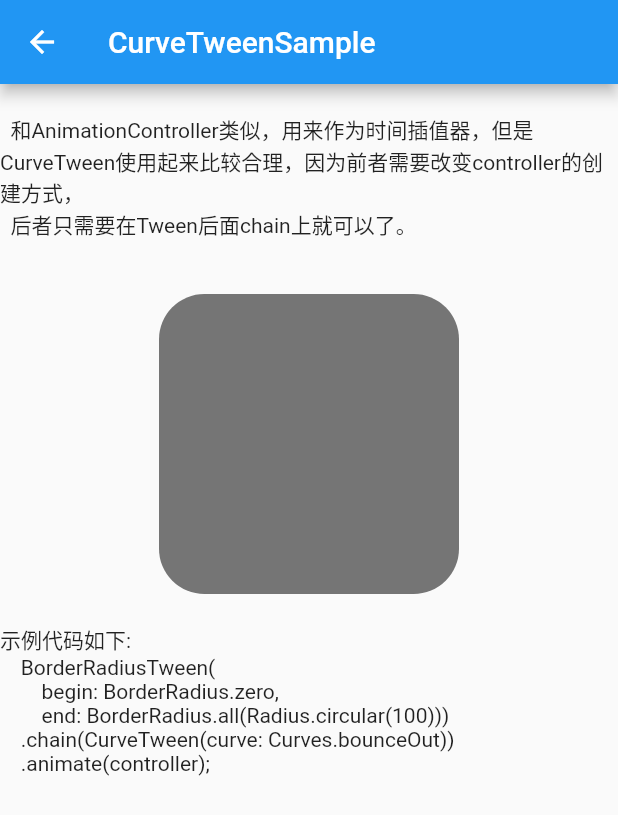
After one commit to LittleMango/flutter_widget_sample, a Flutter app: the CurveTweenSample screen opened by its route, on a phone screen of 412 x 824 dp. The commit adds this screen. Shown: the top 815 px of the screen. Run offline on Flutter 3.47's test engine with Material 2 defaults, Android fonts, the phone set to English and light mode, and no system bars.

Commit message:
增加部分C Sample

```diff
--- a/lib/a/animatedSizeSample.dart
+++ b/lib/a/animatedSizeSample.dart
@@ -1,6 +1,5 @@
 import 'package:flutter/material.dart';
 import 'package:flutter_ui_demo/base.dart';
-import 'package:flutter/rendering.dart';
 
 // ignore: must_be_immutable
 class AnimatedSizeSample extends BaseContentApp {
--- /dev/null
+++ b/lib/c/columnSample.dart
@@ -0,0 +1,49 @@
+import 'package:flutter_ui_demo/base.dart';
+import 'package:flutter/material.dart';
+
+// ignore: must_be_immutable
+class ColumnSample extends BaseContentApp {
+  static const String routeName = 'ColumnSample';
+
+  @override
+  String get title => routeName;
+
+  @override
+  Widget get contentWidget => _Sample();
+
+  @override
+  String get desc => '''
+ Column将子widget按列排放
+ 如果子控件放在一个Expanded中，那么会填充满垂直方向空余空间，如果空余控件是无限的，那么会抛异常
+ Column不能滚动，如果需要滚动的话，考虑用ListView
+ 如果需要水平排放控件，可以用Row，
+ 如果只有一个子控件，可以考虑使用Align或者Center
+ 如果超过可用尺寸，则会用黄斜线矩形显示出来，建议用ListView代替。
+  ''';
+
+  @override
+  String get sampleCode => '''
+  Column(
+    children: <Widget>[
+      Text("text1"),
+      Text("text2"),
+      Text("text3"),
+    ],
+  ),
+  ''';
+}
+
+class _Sample extends StatelessWidget {
+  @override
+  Widget build(BuildContext context) {
+    return Center(
+      child: Column(
+        children: <Widget>[
+          Text("text1"),
+          Text("text2"),
+          Text("text3"),
+        ],
+      ),
+    );
+  }
+}
--- /dev/null
+++ b/lib/c/constantTweenSample.dart
@@ -0,0 +1,66 @@
+import 'package:flutter_ui_demo/base.dart';
+import 'package:flutter/material.dart';
+
+// ignore: must_be_immutable
+class ConstantTweenSample extends BaseContentApp {
+  static const String routeName = 'ConstantTweenSample';
+
+  @override
+  String get title => routeName;
+
+  @override
+  Widget get contentWidget => _Sample();
+
+  @override
+  String get desc => '''
+ 常量值的动画，即begin = end，和 alwayStoppedAnimation类似
+  ''';
+
+  @override
+  String get sampleCode => '''
+
+  ''';
+}
+
+class _Sample extends StatefulWidget {
+  @override
+  _SampleState createState() => _SampleState();
+}
+
+class _SampleState extends State<_Sample> with SingleTickerProviderStateMixin {
+  AnimationController _controller;
+  Animation<Color> _animation;
+
+  @override
+  void initState() {
+    super.initState();
+    _controller =
+        AnimationController(vsync: this, duration: Duration(seconds: 1));
+    _animation =
+        ConstantTween(Colors.teal)
+            .animate(_controller);
+    _controller.addListener(() {
+      setState(() {});
+    });
+    _controller.repeat();
+  }
+
+  @override
+  void dispose() {
+    _controller.dispose();
+    super.dispose();
+  }
+
+  @override
+  Widget build(BuildContext context) {
+    return Center(
+      child: Column(
+        children: <Widget>[
+          CircularProgressIndicator(
+            valueColor: _animation,
+          ),
+        ],
+      ),
+    );
+  }
+}
--- /dev/null
+++ b/lib/c/curveTweenSample.dart
@@ -0,0 +1,85 @@
+import 'package:flutter/material.dart';
+import 'package:flutter_ui_demo/base.dart';
+
+// ignore: must_be_immutable
+class CurveTweenSample extends BaseContentApp {
+  static const String routeName = 'CurveTweenSample';
+
+  @override
+  Widget get contentWidget => _Sample();
+
+  @override
+  String get desc => '''
+  和AnimationController类似，用来作为时间插值器，但是CurveTween使用起来比较合理，因为前者需要改变controller的创建方式，
+  后者只需要在Tween后面chain上就可以了。
+  ''';
+
+  @override
+  String get sampleCode => '''
+    BorderRadiusTween(
+        begin: BorderRadius.zero,
+        end: BorderRadius.all(Radius.circular(100)))
+    .chain(CurveTween(curve: Curves.bounceOut))
+    .animate(controller);
+      ''';
+
+  @override
+  String get title => routeName;
+}
+
+class _Sample extends StatefulWidget {
+  @override
+  _SampleState createState() => _SampleState();
+}
+
+class _SampleState extends State<_Sample> with SingleTickerProviderStateMixin {
+  AnimationController controller;
+  Animation<BorderRadius> animation;
+
+  @override
+  void initState() {
+    super.initState();
+    controller = new AnimationController(
+        duration: const Duration(milliseconds: 1000), vsync: this);
+    animation = BorderRadiusTween(
+            begin: BorderRadius.zero,
+            end: BorderRadius.all(Radius.circular(100)))
+        .chain(CurveTween(curve: Curves.bounceOut))
+        .animate(controller);
+    controller.addStatusListener((status) {
+      if (status == AnimationStatus.completed) {
+        controller.reverse();
+      } else if (status == AnimationStatus.dismissed) {
+        controller.forward();
+      }
+    });
+    controller.addListener(() {
+      setState(() {});
+    });
+    controller.forward();
+  }
+
+  @override
+  void dispose() {
+    controller.dispose();
+    super.dispose();
+  }
+
+  @override
+  Widget build(BuildContext context) {
+    return Column(
+      children: <Widget>[
+        Container(
+          foregroundDecoration: BoxDecoration(
+            borderRadius: animation.value,
+            color: Color(0x88000000),
+          ),
+          child: SizedBox(
+            width: 200.0,
+            height: 200.0,
+          ),
+        ),
+      ],
+    );
+  }
+}
--- /dev/null
+++ b/lib/c/curvedAnimationSample.dart
@@ -0,0 +1,85 @@
+import 'package:flutter/material.dart';
+import 'package:flutter_ui_demo/base.dart';
+
+// ignore: must_be_immutable
+class CurvedAnimationSample extends BaseContentApp {
+  static const String routeName = 'CurvedAnimationSample';
+
+  @override
+  Widget get contentWidget => _Sample();
+
+  @override
+  String get desc => '''
+  理解成多样式的插值器，让animationController不再只会线性变化
+  ''';
+
+  @override
+  String get sampleCode => '''
+    tween.animate(
+      new CurvedAnimation(
+       parent: animation,
+       curve: Curves.ease,
+  ),
+),
+      ''';
+
+  @override
+  String get title => routeName;
+}
+
+class _Sample extends StatefulWidget {
+  @override
+  _SampleState createState() => _SampleState();
+}
+
+class _SampleState extends State<_Sample> with SingleTickerProviderStateMixin {
+  AnimationController controller;
+  Animation<BorderRadius> animation;
+
+  @override
+  void initState() {
+    super.initState();
+    controller = new AnimationController(
+        duration: const Duration(milliseconds: 1000), vsync: this);
+    animation = BorderRadiusTween(
+        begin: BorderRadius.zero,
+        end: BorderRadius.all(Radius.circular(100)))
+        .animate(CurvedAnimation(parent: controller, curve: Curves.bounceOut));
+    controller.addStatusListener((status) {
+      if (status == AnimationStatus.completed) {
+        controller.reverse();
+      } else if (status == AnimationStatus.dismissed) {
+        controller.forward();
+      }
+    });
+    controller.addListener(() {
+      setState(() {
+      });
+    });
+    controller.forward();
+  }
+
+  @override
+  void dispose() {
+    controller.dispose();
+    super.dispose();
+  }
+
+  @override
+  Widget build(BuildContext context) {
+    return Column(
+      children: <Widget>[
+        Container(
+          foregroundDecoration: BoxDecoration(
+            borderRadius: animation.value,
+            color: Color(0x88000000),
+          ),
+          child: SizedBox(
+            width: 200.0,
+            height: 200.0,
+          ),
+        ),
+      ],
+    );
+  }
+}
--- a/lib/home.dart
+++ b/lib/home.dart
@@ -1,9 +1,10 @@
 import 'package:flutter/material.dart';
 import 'lib.dart';
+
 // ignore: must_be_immutable
 class Home extends StatelessWidget {
+  List<String> items = getSamples();
 
-  List<String> items = getSamples();
   @override
   Widget build(BuildContext context) {
     return Scaffold(
@@ -26,7 +27,7 @@ class Home extends StatelessWidget {
       children: <Widget>[
         ListTile(
           title: Text(routeName),
-          onTap:  () {
+          onTap: () {
             Navigator.pushNamed(context, routeName);
           },
         ),
@@ -108,6 +109,9 @@ List<String> getSamples() {
   list.add(ClipRRectSample.routeName);
   list.add(CloseButtonSample.routeName);
   list.add(ColorTweenSample.routeName);
-
+  list.add(ColumnSample.routeName);
+  list.add(ConstantTweenSample.routeName);
+  list.add(CurvedAnimationSample.routeName);
+  list.add(CurveTweenSample.routeName);
   return list;
 }
--- a/lib/lib.dart
+++ b/lib/lib.dart
@@ -70,3 +70,7 @@ export 'c/clipRectSample.dart';
 export 'c/clipRRectSample.dart';
 export 'c/closeButtonSample.dart';
 export 'c/colorTweenSample.dart';
+export 'c/columnSample.dart';
+export 'c/constantTweenSample.dart';
+export 'c/curvedAnimationSample.dart';
+export 'c/curveTweenSample.dart';
--- a/lib/main.dart
+++ b/lib/main.dart
@@ -81,6 +81,11 @@ class MyApp extends StatelessWidget {
         ClipRRectSample.routeName : (BuildContext context) => new ClipRRectSample(),
         CloseButtonSample.routeName : (BuildContext context) => new CloseButtonSample(),
         ColorTweenSample.routeName : (BuildContext context) => new ColorTweenSample(),
+        ColumnSample.routeName : (BuildContext context) => new ColumnSample(),
+        ConstantTweenSample.routeName : (BuildContext context) => new ConstantTweenSample(),
+        CurvedAnimationSample.routeName : (BuildContext context) => new CurvedAnimationSample(),
+        CurveTweenSample.routeName : (BuildContext context) => new CurveTweenSample(),
+
       },
     );
   }
```
Also changed, not shown: 1 other file. Lines whose indentation alone changed are shown as unchanged.
